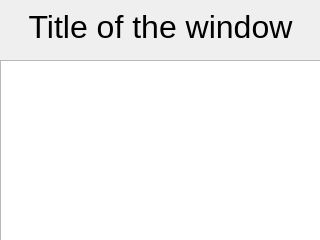
BackupTheBerlios/openphysic-svn, file uc_projets/openchrono/gui_qt/openchrono_trunk/ui/recall_laptime.ui: the form before one commit.
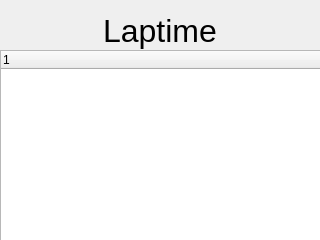
The form after the commit.

Patch:
```diff
--- a/uc_projets/openchrono/gui_qt/openchrono_trunk/ui/recall_laptime.ui
+++ b/uc_projets/openchrono/gui_qt/openchrono_trunk/ui/recall_laptime.ui
@@ -12,40 +12,15 @@
   <property name="windowTitle" >
    <string>Message</string>
   </property>
-  <widget class="QWidget" name="verticalLayout" >
-   <property name="geometry" >
-    <rect>
-     <x>0</x>
-     <y>0</y>
-     <width>321</width>
-     <height>241</height>
-    </rect>
-   </property>
-   <layout class="QVBoxLayout" >
-    <property name="spacing" >
-     <number>6</number>
-    </property>
-    <property name="margin" >
-     <number>0</number>
-    </property>
-    <item>
-     <spacer>
-      <property name="orientation" >
-       <enum>Qt::Vertical</enum>
-      </property>
-      <property name="sizeType" >
-       <enum>QSizePolicy::Maximum</enum>
-      </property>
-      <property name="sizeHint" stdset="0" >
-       <size>
-        <width>20</width>
-        <height>20</height>
-       </size>
-      </property>
-     </spacer>
-    </item>
-    <item>
      <widget class="QLabel" name="lblTitle" >
+   <property name="geometry" >
+    <rect>
+     <x>9</x>
+     <y>9</y>
+     <width>302</width>
+     <height>44</height>
+    </rect>
+   </property>
       <property name="sizePolicy" >
        <sizepolicy vsizetype="Maximum" hsizetype="Expanding" >
         <horstretch>0</horstretch>
@@ -58,7 +33,7 @@
        </font>
       </property>
       <property name="text" >
-       <string>Title of the window</string>
+    <string>Laptime</string>
       </property>
       <property name="alignment" >
        <set>Qt::AlignCenter</set>
@@ -67,43 +42,23 @@
        <bool>true</bool>
       </property>
      </widget>
-    </item>
-    <item>
-     <spacer>
-      <property name="orientation" >
-       <enum>Qt::Vertical</enum>
-      </property>
-      <property name="sizeType" >
-       <enum>QSizePolicy::Maximum</enum>
-      </property>
-      <property name="sizeHint" stdset="0" >
-       <size>
-        <width>20</width>
-        <height>20</height>
-       </size>
-      </property>
-     </spacer>
-    </item>
-    <item>
-     <widget class="QTableWidget" name="tableWidget" />
-    </item>
-    <item>
-     <spacer>
-      <property name="orientation" >
-       <enum>Qt::Vertical</enum>
-      </property>
-      <property name="sizeType" >
-       <enum>QSizePolicy::Maximum</enum>
-      </property>
-      <property name="sizeHint" stdset="0" >
-       <size>
-        <width>20</width>
-        <height>10</height>
-       </size>
-      </property>
-     </spacer>
-    </item>
-   </layout>
+  <widget class="QTreeWidget" name="laptimeWidget" >
+   <property name="geometry" >
+    <rect>
+     <x>0</x>
+     <y>50</y>
+     <width>321</width>
+     <height>191</height>
+    </rect>
+   </property>
+   <property name="focusPolicy" >
+    <enum>Qt::NoFocus</enum>
+   </property>
+   <column>
+    <property name="text" >
+     <string>1</string>
+    </property>
+   </column>
   </widget>
  </widget>
  <resources/>
```
Left out of the diff: 4 changed lines with no effect on the pictures. Lines whose indentation alone changed are shown as unchanged.
